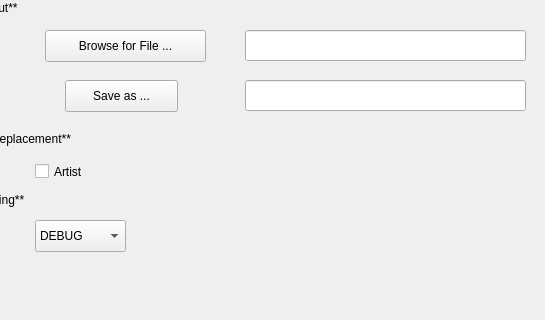
First picture: the form in nowplaying/resources/general_ui.ui, repository e1miran/Now-Playing-Serato, before the edit; both pictures show x 95 to 640 and y 160 to 480 of the 640 by 480 pixel window.
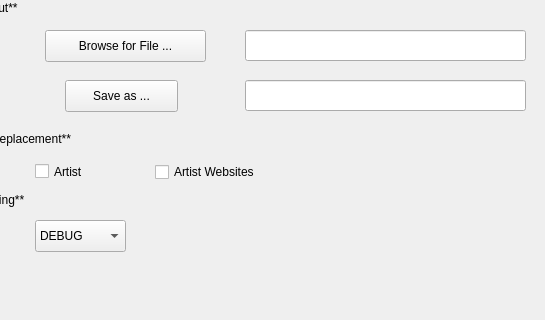
Second picture: the form after the edit.

What changed in the file:
```diff
--- a/nowplaying/resources/general_ui.ui
+++ b/nowplaying/resources/general_ui.ui
@@ -281,6 +281,19 @@
     <string>Artist</string>
    </property>
   </widget>
+  <widget class="QCheckBox" name="recog_artistwebsites_checkbox">
+   <property name="geometry">
+    <rect>
+     <x>250</x>
+     <y>320</y>
+     <width>171</width>
+     <height>24</height>
+    </rect>
+   </property>
+   <property name="text">
+    <string>Artist Websites</string>
+   </property>
+  </widget>
  </widget>
  <resources/>
  <connections/>
```
